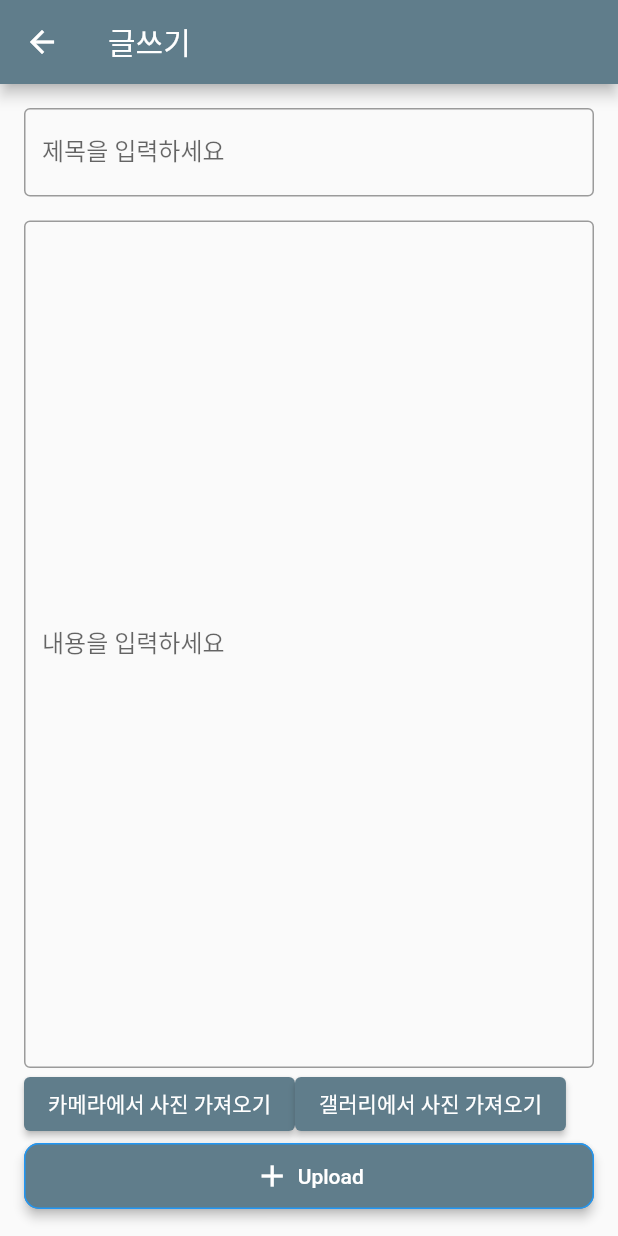
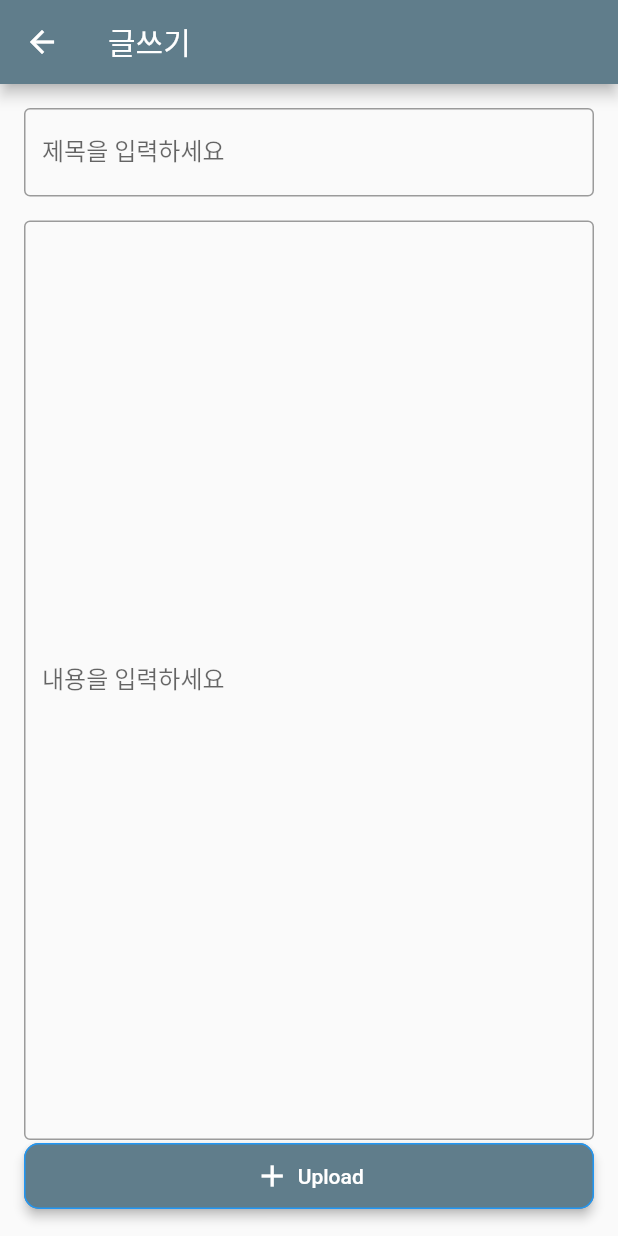
Before and after one commit to CdoeinUs/PartyWithUs, a Flutter app: the Feed screen opened directly, after a tap on the "add" icon, on a phone screen of 412 x 824 dp. Run offline on Flutter 3.47's test engine with Material 2 defaults, Android fonts, the phone set to English and light mode, and no system bars.

Commit message:
feedmaking and photo upload not yet

```diff
--- a/lib/feed.dart
+++ b/lib/feed.dart
@@ -60,9 +60,9 @@ class _FeedState extends State<Feed> {
                   ),
                 ],
               ),
-              Padding(
-                padding: const EdgeInsets.symmetric(horizontal: 15),
-                child: Row(
+              Column(
+                mainAxisAlignment: MainAxisAlignment.start,
+                crossAxisAlignment: CrossAxisAlignment.start,
                 children: [
                   Text(
                     posts[index].username,
@@ -71,10 +71,8 @@ class _FeedState extends State<Feed> {
                       fontSize: 16,
                     ),
                   ),
-                    SizedBox(width: 10),
                   Text(posts[index].caption),
                 ],
-                ),
               ),
               SizedBox(height: 10),
             ],
--- a/lib/makingFeed.dart
+++ b/lib/makingFeed.dart
@@ -1,7 +1,6 @@
 import 'package:flutter/material.dart';
-import 'package:image_picker/image_picker.dart';
+// import 'package:image_picker/image_picker.dart';
 import 'dart:io';
-import 'package:image_picker/image_picker.dart';
 
 class WritePage extends StatefulWidget {
   @override
@@ -13,35 +12,35 @@ class _WritePageState extends State<WritePage> {
   final TextEditingController _contentController = TextEditingController();
 
   @override
-  void dispose() {
-    _titleController.dispose();
-    _contentController.dispose();
-    super.dispose();
-  }
-
-  final picker = ImagePicker();
-
-  File? _image; // 선택한 이미지를 저장할 변수
-
-// 카메라에서 이미지 가져오기
-  Future<void> _getImageFromCamera() async {
-    final image = await ImagePicker().pickImage(source: ImageSource.camera);
-    if (image != null) {
-      setState(() {
-        _image = File(image.path);
-      });
-    }
-  }
-
-// 갤러리에서 이미지 가져오기
-  Future<void> _getImageFromGallery() async {
-    final image = await ImagePicker().pickImage(source: ImageSource.gallery);
-    if (image != null) {
-      setState(() {
-        _image = File(image.path);
-      });
-    }
-  }
+//   void dispose() {
+//     _titleController.dispose();
+//     _contentController.dispose();
+//     super.dispose();
+//   }
+//
+//   final picker = ImagePicker();
+//
+//   File? _image; // 선택한 이미지를 저장할 변수
+//
+// // 카메라에서 이미지 가져오기
+//   Future<void> _getImageFromCamera() async {
+//     final image = await ImagePicker().pickImage(source: ImageSource.camera);
+//     if (image != null) {
+//       setState(() {
+//         _image = File(image.path);
+//       });
+//     }
+//   }
+//
+// // 갤러리에서 이미지 가져오기
+//   Future<void> _getImageFromGallery() async {
+//     final image = await ImagePicker().pickImage(source: ImageSource.gallery);
+//     if (image != null) {
+//       setState(() {
+//         _image = File(image.path);
+//       });
+//     }
+//   }
 
   @override
   Widget build(BuildContext context) {
@@ -64,6 +63,7 @@ class _WritePageState extends State<WritePage> {
             const SizedBox(height: 16.0),
             Expanded(
               child: TextField(
+                textAlign: TextAlign.start,
                 controller: _contentController,
                 maxLines: null,
                 expands: true,
@@ -73,18 +73,18 @@ class _WritePageState extends State<WritePage> {
                 ),
               ),
             ),
-            Row(
-              children: [
-                ElevatedButton(
-                  onPressed: _getImageFromCamera,
-                  child: const Text('카메라에서 사진 가져오기'),
-                ),
-                ElevatedButton(
-                  onPressed: _getImageFromGallery,
-                  child: const Text('갤러리에서 사진 가져오기'),
-                ),
-              ],
-            ),
+            // Row(
+            //   children: [
+            //     ElevatedButton(
+            //       onPressed: _getImageFromCamera,
+            //       child: const Text('카메라에서 사진 가져오기'),
+            //     ),
+            //     ElevatedButton(
+            //       onPressed: _getImageFromGallery,
+            //       child: const Text('갤러리에서 사진 가져오기'),
+            //     ),
+            //   ],
+            // ),
             ElevatedButton(
               onPressed: () {},
               style: ElevatedButton.styleFrom(
--- a/pubspec.yaml
+++ b/pubspec.yaml
@@ -31,7 +31,7 @@ environment:
 dependencies:
   flutter:
     sdk: flutter
-  image_picker: ^0.8.4+2
+#  image_picker: ^0.8.4+2
 
 
   # The following adds the Cupertino Icons font to your application.
```
Also changed, not shown: pubspec.lock. Lines whose indentation alone changed are shown as unchanged.
